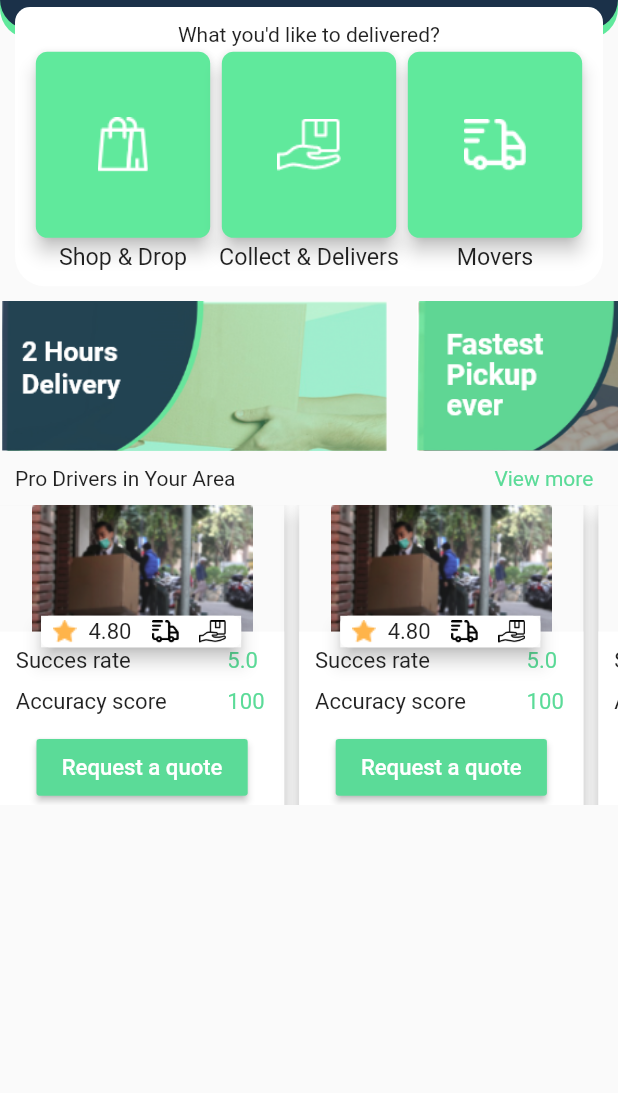
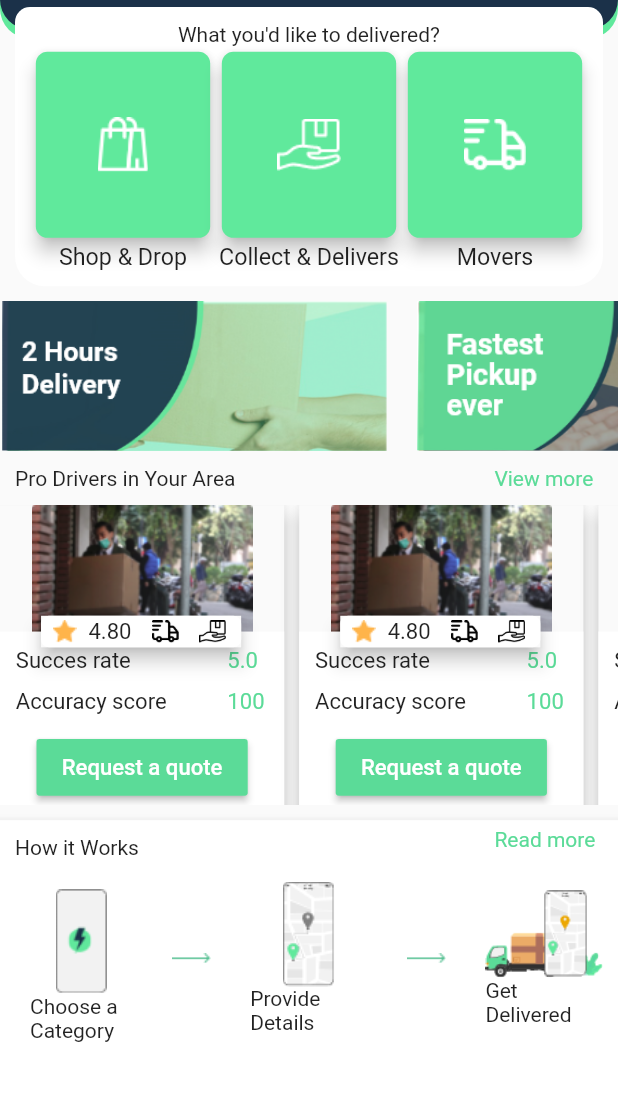
Before and after one commit to sakib151659/task3, a Flutter app: the screen it shows after launch, on a phone screen of 412 x 824 dp, the part 143-1236 px from its top. Run offline on Flutter 3.47's test engine with Material 2 defaults, Android fonts, the phone set to English and light mode, and no system bars; our stand-ins replace animated_splash_screen, hexcolor.

Commit message:
How it works and read more ended

```diff
--- a/lib/home/home.dart
+++ b/lib/home/home.dart
@@ -14,7 +14,8 @@ class _HomePageState extends State<HomePage> {
   @override
   Widget build(BuildContext context) {
     return Scaffold(
-      body: Column(
+      body: SingleChildScrollView(
+        child: Column(
           children: <Widget>[
             Stack(
               children: <Widget>[
@@ -676,8 +677,123 @@ class _HomePageState extends State<HomePage> {
 
             ///////////////////////// pro drivers area ended ///////////////////////////////////
 
+            SizedBox(height: 10,),
+
+            Material(
+              elevation: 5,
+              child: Container(
+                height: 200,
+                margin: EdgeInsets.zero,
+                decoration: BoxDecoration(
+                  color: Colors.white,
+                ),
+
+                child: Column(
+                  children: <Widget>[
+                    Row(
+                      children: <Widget>[
+                        Expanded(
+                          flex: 5,
+                          child: Container(
+                            padding: EdgeInsets.fromLTRB(10, 10, 0, 0),
+                            child: const Text("How it Works"),
+                          ),
+                        ),
+                        Expanded(
+                            flex: 3,
+                            child: Container()
+                        ),
+                        Expanded(
+                          flex: 2,
+                          child: Container(
+                            child: InkWell(
+                              child: Text("Read more", style: TextStyle(color: HexColor("#5BDB98")),
+                              ),
+                              onTap: (){
+
+                              },
+                            ) ,
+                          ),
+                        ),
 
                       ],
+                    ),
+
+
+
+                    Padding(
+                      padding: const EdgeInsets.all(10.0),
+                      child: Row(
+                        mainAxisAlignment: MainAxisAlignment.center,
+                        crossAxisAlignment: CrossAxisAlignment.center,
+                        children: <Widget>[
+                          // choose category
+                          Expanded(
+                            flex: 2,
+                            child: Container(
+                              padding: EdgeInsets.fromLTRB(10, 10, 0, 0),
+                              child: Column(
+                                children: <Widget>[
+                                  Image.asset('assets/imageIcon/chooseCategory.png'),
+                                  const Text("Choose a Category"),
+                                ],
+                              ),
+                            ),
+                          ),
+                          // arrow
+                          Expanded(
+                              flex: 2,
+                              child: Image.asset('assets/imageIcon/arrow.png'),
+                          ),
+
+                          // provide details
+                          Expanded(
+                            flex: 2,
+                            child: Column(
+                              children: <Widget>[
+                                Image.asset('assets/imageIcon/provideDetails.png'),
+                                const Text("Provide Details"),
+                              ],
+                            ),
+                          ),
+
+                          // arrow
+                          Expanded(
+                            flex: 2,
+                            child: Image.asset('assets/imageIcon/arrow.png'),
+                          ),
+                          // get delivered
+                          Expanded(
+                            flex: 2,
+                            child: Column(
+                              children: <Widget>[
+                                Image.asset('assets/imageIcon/getDelivered.png'),
+                                const Text("Get Delivered"),
+                              ],
+                            )
+                          ),
+
+                        ],
+                      ),
+                    ),
+
+                    //////////////////// How it works read more ended ///
+
+                    SizedBox(height: 10,),
+
+
+
+
+
+                  ],
+                ),
+
+              ),
+            ),
+
+
+          ],
+        ),
       ),
 
     );
```
Also changed, not shown: assets/imageIcon/arrow.png (added), assets/imageIcon/chooseCategory.png (added), assets/imageIcon/getDelivered.png (added), assets/imageIcon/provideDetails.png (added). Lines whose indentation alone changed are shown as unchanged.
